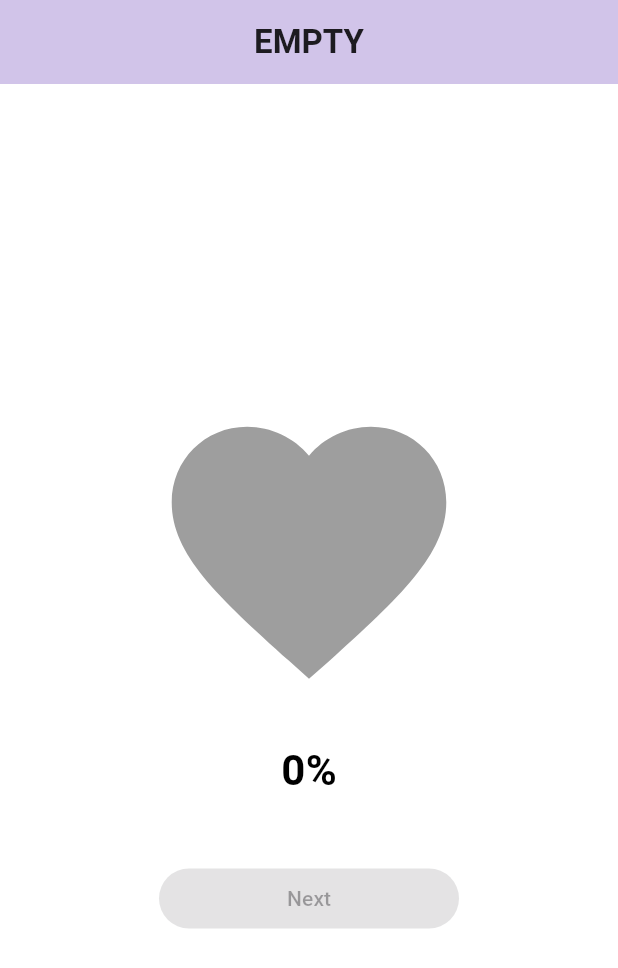
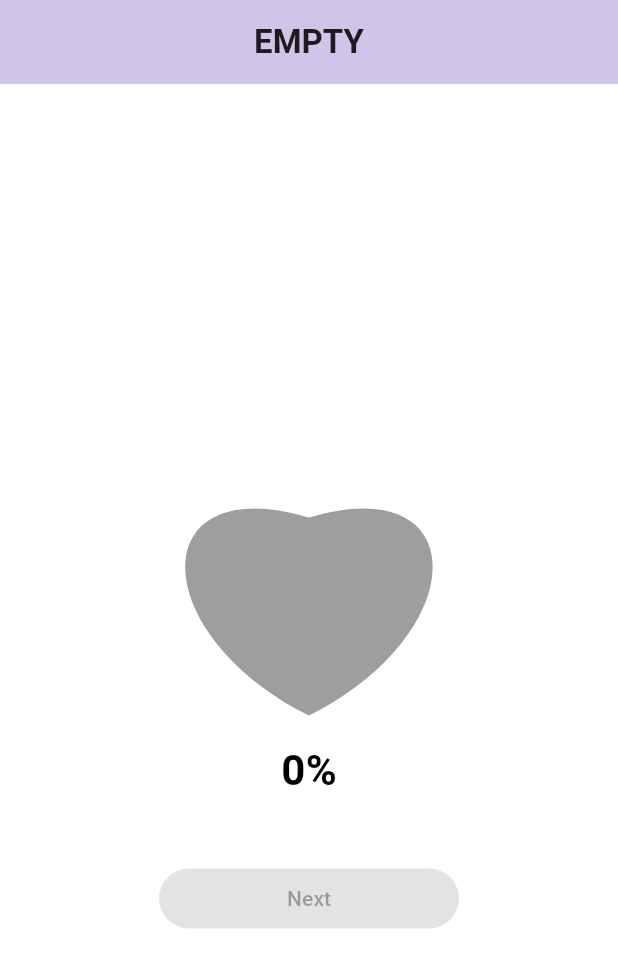
Before and after one commit to aravindsiddhanthi/Heart_App, a Flutter app: the screen it shows after launch, on a phone screen of 412 x 824 dp. Shown: the top 968 px of the screen. Run offline on Flutter 3.47's test engine with Material 3 defaults, Android fonts, the phone set to English and light mode, and no system bars; our stand-ins replace shared_preferences.

Commit message:
Major UI change, Replaces the Icons.favourite with custom heart shape drawn using ClipPath and HeartClipper

```diff
--- a/lib/view/home_view.dart
+++ b/lib/view/home_view.dart
@@ -40,6 +40,8 @@ class HeartScreen extends StatelessWidget {
           children: [
             GestureDetector(
               onTap: vm.toggleFill,
+              child: ClipPath(
+                clipper: HeartClipper(), // limits shader to heart shape only
                 child: ShaderMask(
                   shaderCallback: (Rect bounds) {
                     return LinearGradient(
@@ -49,10 +51,17 @@ class HeartScreen extends StatelessWidget {
                       colors: const [Colors.deepPurple, Colors.grey],
                     ).createShader(bounds);
                   },
-                blendMode: BlendMode.srcATop, // keeps shader inside the icon
-                child: Icon(Icons.favorite, color: Colors.grey[300], size: 220),
+                  blendMode:
+                      BlendMode.srcATop, // apply shader inside heart only
+                  child: Container(
+                    width: 220,
+                    height: 220,
+                    color: Colors.grey[300], // base heart color (unfilled)
                   ),
                 ),
+              ),
+            ),
+
             const SizedBox(height: 16),
             Text(
               "${(vm.progress * 100).toInt()}%",
@@ -94,3 +103,24 @@ class HeartScreen extends StatelessWidget {
     );
   }
 }
+
+class HeartClipper extends CustomClipper<Path> {
+  @override
+  Path getClip(Size size) {
+    final path = Path();
+    final width = size.width;
+    final height = size.height;
+
+    // Start from bottom tip of heart
+    path.moveTo(width / 2, height);
+    // Left half of heart
+    path.cubicTo(0, height * 0.75, 0, height * 0.25, width / 2, height * 0.4);
+    // Right half of heart
+    path.cubicTo(width, height * 0.25, width, height * 0.75, width / 2, height);
+    path.close();
+    return path;
+  }
+
+  @override
+  bool shouldReclip(CustomClipper<Path> oldClipper) => false;
+}
```
Lines whose indentation alone changed are shown as unchanged.
